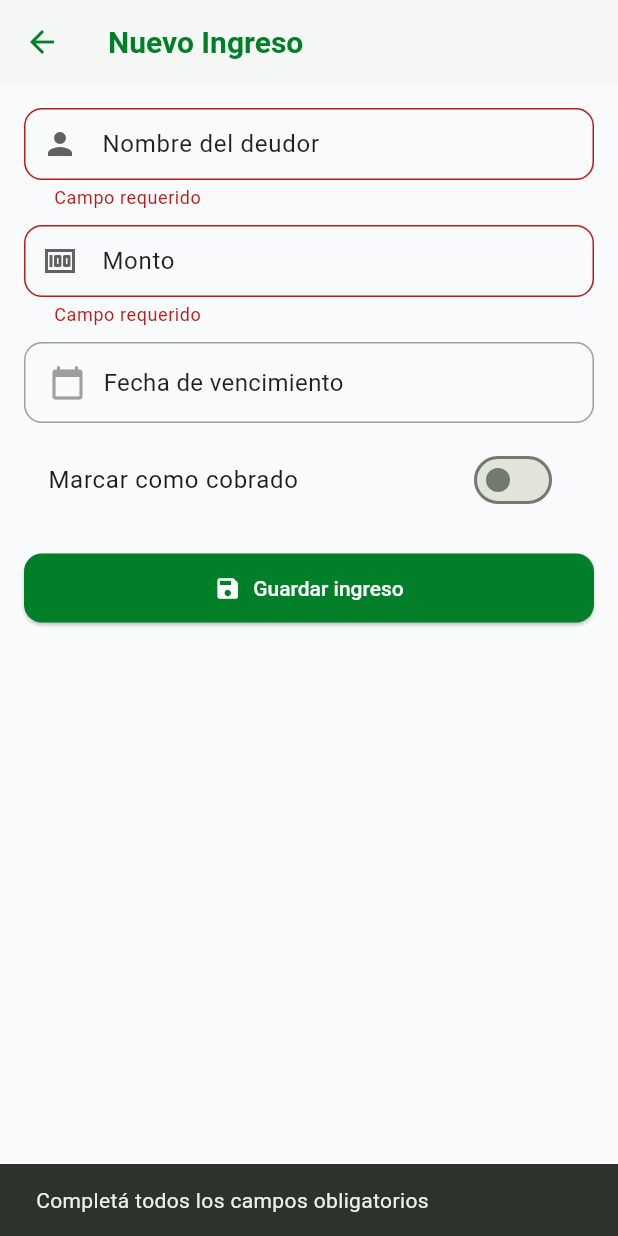
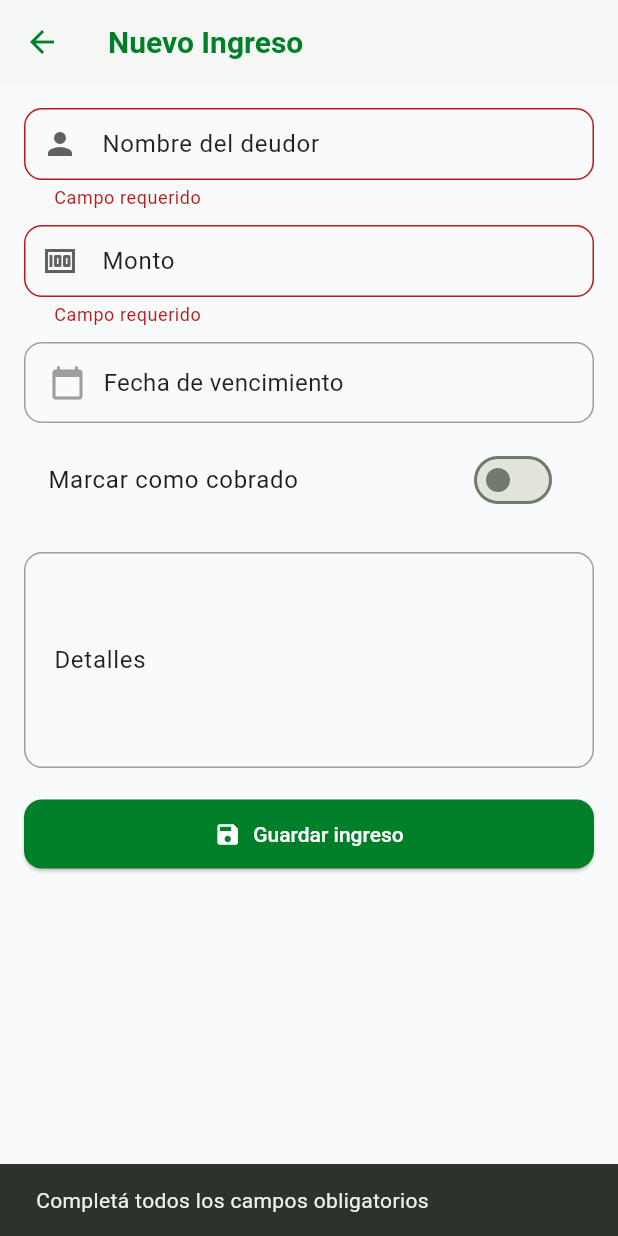
Before and after one commit to MateoMaffei/tubilletera, a Flutter app: the IngresosFormPage screen opened directly, after a tap on "Guardar ingreso", on a phone screen of 412 x 824 dp. Run offline on Flutter 3.47's test engine with Material 3 defaults, Android fonts, the light colour scheme and no system bars; our stand-ins replace fl_chart, flutter_multi_formatter, hive, hive_flutter, local_auth, month_picker_dialog; accounts and stored records are empty.

Commit message:
ultimos cambios

```diff
--- a/lib/model/ingreso_hive.dart
+++ b/lib/model/ingreso_hive.dart
@@ -21,6 +21,9 @@ class Ingreso extends HiveObject {
   @HiveField(5)
   DateTime fechaCreacion;
 
+  @HiveField(6)
+  String? descripcion;
+
   Ingreso({
     required this.id,
     required this.nombreDeudor,
@@ -28,5 +31,6 @@ class Ingreso extends HiveObject {
     required this.fechaVencimiento,
     this.estado = false,
     required this.fechaCreacion,
+    this.descripcion,
   });
 }
--- a/lib/pages/Ingresos/ingresos_form_page.dart
+++ b/lib/pages/Ingresos/ingresos_form_page.dart
@@ -19,6 +19,7 @@ class _IngresosFormPageState extends State<IngresosFormPage> {
   final _formKey = GlobalKey<FormState>();
   final nombreController = TextEditingController();
   final montoController = TextEditingController();
+  final detallesController = TextEditingController();
 
   final ingresoService = IngresoService();
 
@@ -33,14 +34,17 @@ class _IngresosFormPageState extends State<IngresosFormPage> {
       nombreController.text = ing.nombreDeudor;
       estado = ing.estado;
       fechaVencimiento = ing.fechaVencimiento;
-      montoController.text = CurrencyInputFormatter(
-        leadingSymbol: '\$ ',
-        thousandSeparator: ThousandSeparator.Period,
-        mantissaLength: 2,
-      ).formatEditUpdate(
-        const TextEditingValue(),
-        TextEditingValue(text: ing.monto.toStringAsFixed(2)),
-      ).text;
+      montoController.text =
+          CurrencyInputFormatter(
+                leadingSymbol: '\$ ',
+                thousandSeparator: ThousandSeparator.Period,
+                mantissaLength: 2,
+              )
+              .formatEditUpdate(
+                const TextEditingValue(),
+                TextEditingValue(text: ing.monto.toStringAsFixed(2)),
+              )
+              .text;
     }
   }
 
@@ -80,6 +84,7 @@ class _IngresosFormPageState extends State<IngresosFormPage> {
         monto: monto,
         fechaVencimiento: fechaVencimiento!,
         estado: estado,
+        descripcion: detallesController.text.trim()
       );
     } else {
       await ingresoService.actualizarIngreso(
@@ -88,6 +93,7 @@ class _IngresosFormPageState extends State<IngresosFormPage> {
         monto: monto,
         fechaVencimiento: fechaVencimiento!,
         estado: estado,
+        descripcion: detallesController.text.trim()
       );
     }
 
@@ -98,7 +104,9 @@ class _IngresosFormPageState extends State<IngresosFormPage> {
   Widget build(BuildContext context) {
     return Scaffold(
       appBar: AppBar(
-        title: Text(widget.ingreso == null ? 'Nuevo Ingreso' : 'Editar Ingreso'),
+        title: Text(
+          widget.ingreso == null ? 'Nuevo Ingreso' : 'Editar Ingreso',
+        ),
       ),
       body: Padding(
         padding: const EdgeInsets.all(16),
@@ -110,7 +118,8 @@ class _IngresosFormPageState extends State<IngresosFormPage> {
                 label: 'Nombre del deudor',
                 controller: nombreController,
                 prefixIcon: Icons.person,
-                validator: (v) => v == null || v.isEmpty ? 'Campo requerido' : null,
+                validator: (v) =>
+                    v == null || v.isEmpty ? 'Campo requerido' : null,
               ),
               const SizedBox(height: 10),
               CustomInput(
@@ -118,7 +127,8 @@ class _IngresosFormPageState extends State<IngresosFormPage> {
                 prefixIcon: Icons.money,
                 controller: montoController,
                 keyboardType: TextInputType.number,
-                validator: (v) => v == null || v.isEmpty ? 'Campo requerido' : null,
+                validator: (v) =>
+                    v == null || v.isEmpty ? 'Campo requerido' : null,
                 inputFormatters: [
                   CurrencyInputFormatter(
                     leadingSymbol: '\$ ',
@@ -141,11 +151,17 @@ class _IngresosFormPageState extends State<IngresosFormPage> {
                 onChanged: (value) => setState(() => estado = value),
               ),
               const SizedBox(height: 20),
+              CustomInput(
+                label: 'Detalles',
+                controller: detallesController,
+                maxLines: 5,
+              ),
+              const SizedBox(height: 20),
               ElevatedButton.icon(
                 icon: const Icon(Icons.save),
                 onPressed: _guardar,
                 label: const Text('Guardar ingreso'),
-              )
+              ),
             ],
           ),
         ),
```
Also changed, not shown: lib/pages/Configuraciones/configuraciones_page.dart (+8 -0 lines), lib/services/ingreso_services.dart (+6 -1 lines), firebase.json, lib/model/ingreso.g.dart, 4 other files.
